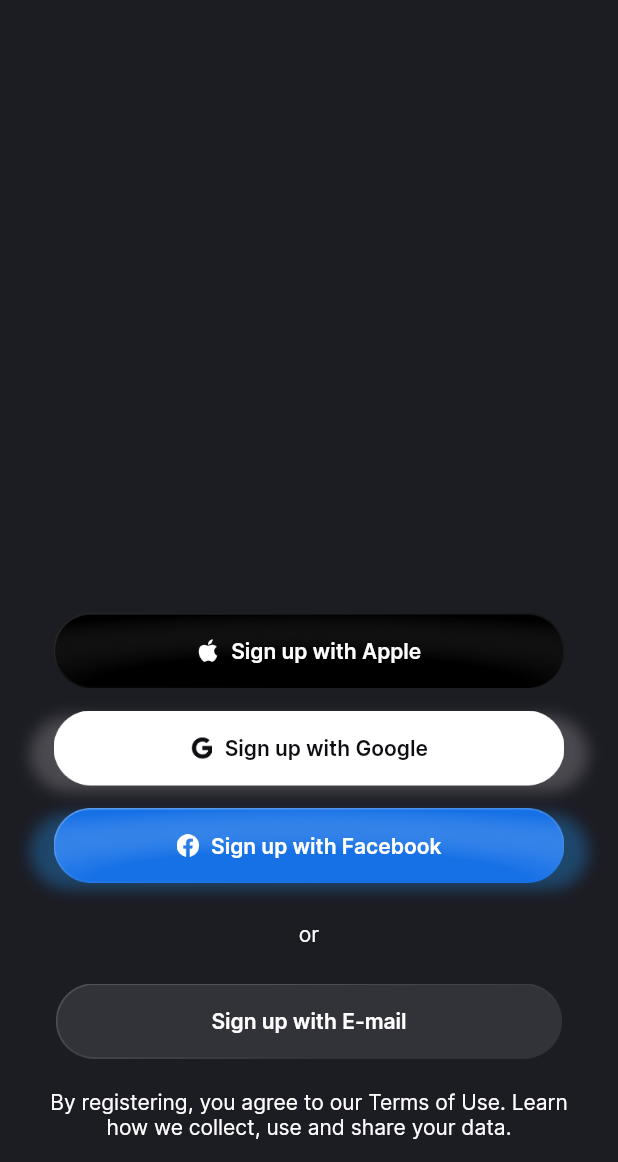
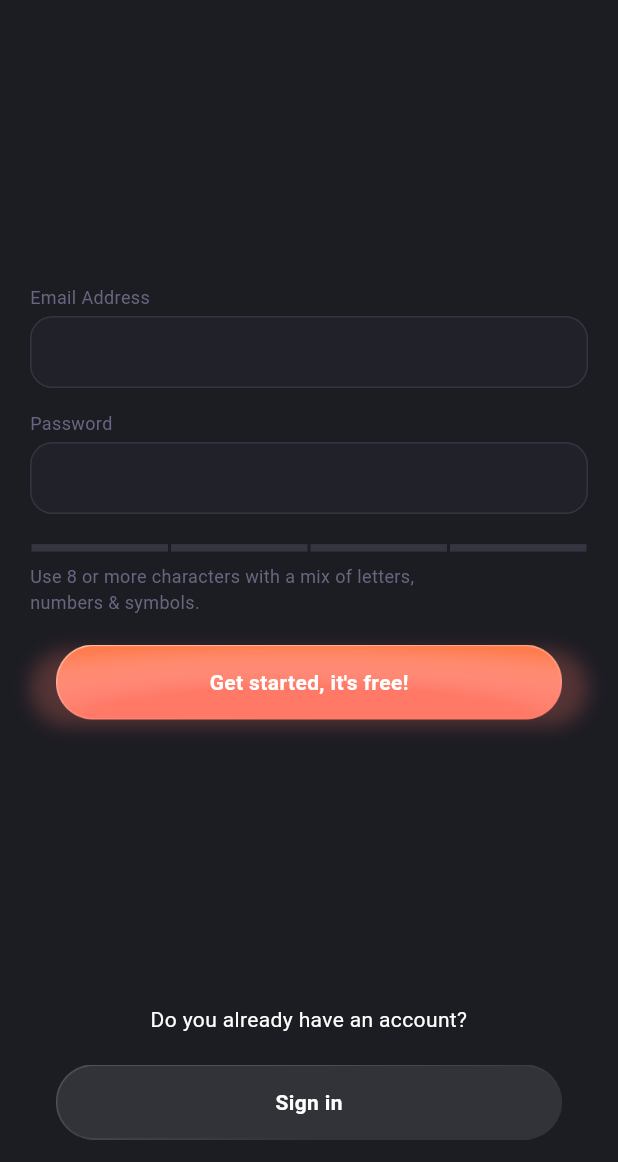
Before and after one commit to mrudulpatel/trackizer-flutter, a Flutter app: the SocialLoginView screen opened directly, after a tap on "Sign up with E-mail", on a phone screen of 412 x 824 dp, the part 74-1236 px from its top. Run offline on Flutter 3.47's test engine with Material 3 defaults, Android fonts, the phone set to English and light mode, and no system bars.

Commit message:
completed login

```diff
--- a/lib/common_widget/primary_button.dart
+++ b/lib/common_widget/primary_button.dart
@@ -1,5 +1,5 @@
 import 'package:flutter/material.dart';
-import 'package:myapp/common/color_extension.dart';
+import 'package:trackizer/common/color_extension.dart';
 
 class PrimaryButton extends StatelessWidget {
   final String title;
@@ -27,7 +27,7 @@ class PrimaryButton extends StatelessWidget {
           borderRadius: BorderRadius.circular(30),
           boxShadow: [
             BoxShadow(
-              color: TColor.secondary.withValues(alpha: 0.5),
+              color: TColor.secondary.withValues(alpha: 0.25),
               blurRadius: 10,
               offset: const Offset(0, 4),
             ),
--- /dev/null
+++ b/lib/common_widget/rounded_textfield.dart
@@ -0,0 +1,46 @@
+import 'package:flutter/material.dart';
+import 'package:trackizer/common/color_extension.dart';
+
+class RoundedTextfield extends StatelessWidget {
+  final String title;
+  final TextEditingController? controller;
+  final TextInputType? keyboardType;
+  final bool obscureText;
+  const RoundedTextfield({
+    super.key,
+    required this.title,
+    this.controller,
+    this.keyboardType,
+    this.obscureText = false,
+  });
+
+  @override
+  Widget build(BuildContext context) {
+    return Column(
+      crossAxisAlignment: CrossAxisAlignment.start,
+      children: [
+        Text(title, style: TextStyle(color: TColor.gray50, fontSize: 12)),
+        const SizedBox(height: 4),
+        Container(
+          height: 48,
+          width: double.maxFinite,
+          decoration: BoxDecoration(
+            color: TColor.gray60.withValues(alpha: 0.1),
+            border: Border.all(color: TColor.gray70),
+            borderRadius: BorderRadius.circular(15),
+          ),
+          child: TextField(
+            controller: controller,
+            keyboardType: keyboardType,
+            obscureText: obscureText,
+            decoration: const InputDecoration(
+              focusedBorder: InputBorder.none,
+              errorBorder: InputBorder.none,
+              enabledBorder: InputBorder.none,
+            ),
+          ),
+        ),
+      ],
+    );
+  }
+}
--- a/lib/common_widget/secondary_button.dart
+++ b/lib/common_widget/secondary_button.dart
@@ -1,5 +1,5 @@
 import 'package:flutter/material.dart';
-import 'package:myapp/common/color_extension.dart';
+import 'package:trackizer/common/color_extension.dart';
 
 class SecondaryButton extends StatelessWidget {
   final String title;
--- /dev/null
+++ b/lib/view/login/sign_up_view.dart
@@ -0,0 +1,136 @@
+import 'package:flutter/material.dart';
+import 'package:trackizer/common_widget/primary_button.dart';
+import 'package:trackizer/common_widget/rounded_textfield.dart';
+import 'package:trackizer/common_widget/secondary_button.dart';
+import 'package:trackizer/view/login/sign_in_view.dart';
+import '../../common/color_extension.dart';
+
+class SignUpView extends StatefulWidget {
+  const SignUpView({super.key});
+
+  @override
+  State<SignUpView> createState() => _SignUpViewState();
+}
+
+class _SignUpViewState extends State<SignUpView> {
+  TextEditingController txtEmail = TextEditingController();
+  TextEditingController txtPassword = TextEditingController();
+
+  @override
+  Widget build(BuildContext context) {
+    var media = MediaQuery.sizeOf(context);
+    return Scaffold(
+      backgroundColor: TColor.gray80,
+      body: SafeArea(
+        child: Padding(
+          padding: const EdgeInsets.symmetric(vertical: 15, horizontal: 20),
+          child: Column(
+            crossAxisAlignment: CrossAxisAlignment.center,
+            children: [
+              Image.asset(
+                "assets/img/app_logo.png",
+                width: media.width * 0.5,
+                fit: BoxFit.contain,
+              ),
+              const Spacer(),
+
+              RoundedTextfield(
+                title: "Email Address",
+                keyboardType: TextInputType.emailAddress,
+                controller: txtEmail,
+              ),
+
+              const SizedBox(height: 15),
+
+              RoundedTextfield(
+                title: "Password",
+                obscureText: true,
+                controller: txtPassword,
+              ),
+
+              const SizedBox(height: 20),
+
+              Row(
+                children: [
+                  Expanded(
+                    child: Container(
+                      height: 5,
+                      margin: const EdgeInsets.symmetric(horizontal: 1),
+                      decoration: BoxDecoration(color: TColor.gray70),
+                    ),
+                  ),
+                  Expanded(
+                    child: Container(
+                      height: 5,
+                      margin: const EdgeInsets.symmetric(horizontal: 1),
+                      decoration: BoxDecoration(color: TColor.gray70),
+                    ),
+                  ),
+                  Expanded(
+                    child: Container(
+                      height: 5,
+                      margin: const EdgeInsets.symmetric(horizontal: 1),
+                      decoration: BoxDecoration(color: TColor.gray70),
+                    ),
+                  ),
+                  Expanded(
+                    child: Container(
+                      height: 5,
+                      margin: const EdgeInsets.symmetric(horizontal: 1),
+                      decoration: BoxDecoration(color: TColor.gray70),
+                    ),
+                  ),
+                ],
+              ),
+
+              const SizedBox(height: 8),
+
+              Row(
+                mainAxisAlignment: MainAxisAlignment.start,
+                children: [
+                  Text(
+                    "Use 8 or more characters with a mix of letters,\nnumbers & symbols.",
+                    style: TextStyle(color: TColor.gray50, fontSize: 12),
+                  ),
+                ],
+              ),
+
+              const SizedBox(height: 20),
+
+              PrimaryButton(
+                title: "Get started, it's free!",
+                onPressed: () {
+                  // Navigator.push(
+                  //   context,
+                  //   MaterialPageRoute(
+                  //     builder: (context) => const SocialLoginView(),
+                  //   ),
+                  // );
+                },
+              ),
+
+              const Spacer(),
+
+              Text(
+                "Do you already have an account?",
+                textAlign: TextAlign.center,
+                style: TextStyle(color: TColor.white, fontSize: 14),
+              ),
+
+              const SizedBox(height: 20),
+              SecondaryButton(
+                title: "Sign in",
+                onPressed: () {
+                  Navigator.push(
+                    context,
+                    MaterialPageRoute(builder: (context) => const SignInView()),
+                  );
+                },
+              ),
+            ],
+          ),
+        ),
+      ),
+    );
+  }
+}
--- a/lib/view/login/social_login.dart
+++ b/lib/view/login/social_login.dart
@@ -1,5 +1,6 @@
 import 'package:flutter/material.dart';
-import 'package:myapp/common_widget/secondary_button.dart';
+import 'package:trackizer/common_widget/secondary_button.dart';
+import 'package:trackizer/view/login/sign_up_view.dart';
 import '../../common/color_extension.dart';
 
 class SocialLoginView extends StatefulWidget {
@@ -143,7 +144,15 @@ class _SocialLoginViewState extends State<SocialLoginView> {
                 style: TextStyle(color: TColor.white, fontSize: 14),
               ),
               const SizedBox(height: 25),
-              SecondaryButton(title: "Sign up with E-mail", onPressed: () {}),
+              SecondaryButton(
+                title: "Sign up with E-mail",
+                onPressed: () {
+                  Navigator.push(
+                    context,
+                    MaterialPageRoute(builder: (context) => const SignUpView()),
+                  );
+                },
+              ),
               const SizedBox(height: 20),
               Text(
                 "By registering, you agree to our Terms of Use. Learn how we collect, use and share your data.",
--- a/pubspec.yaml
+++ b/pubspec.yaml
@@ -1,4 +1,4 @@
-name: myapp
+name: trackizer
 description: "A new Flutter project."
 # The following line prevents the package from being accidentally published to
 # pub.dev using `flutter pub publish`. This is preferred for private packages.
```
Also changed, not shown: lib/main.dart (+104 -14 lines), lib/view/login/sign_in_view.dart (added, +130 -0 lines), lib/view/login/welcome_view.dart (+16 -5 lines), 2 other files.
